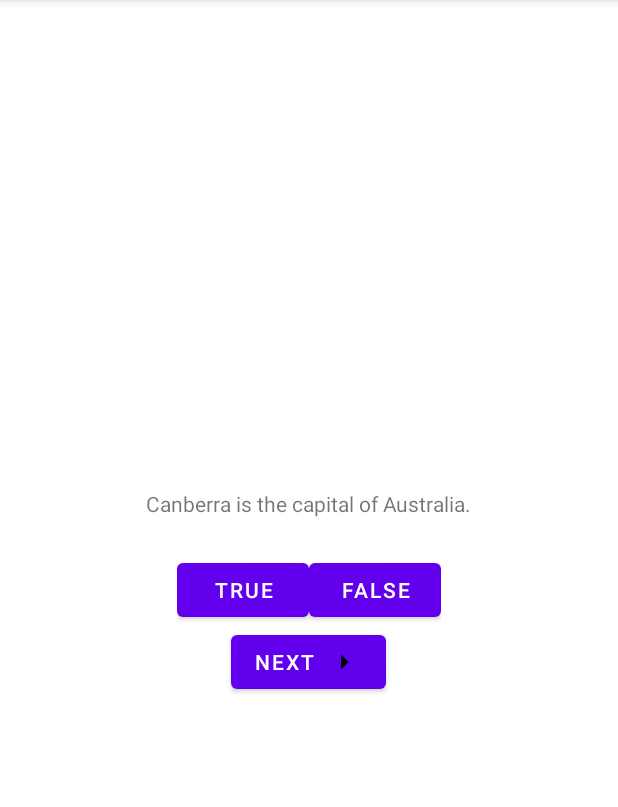
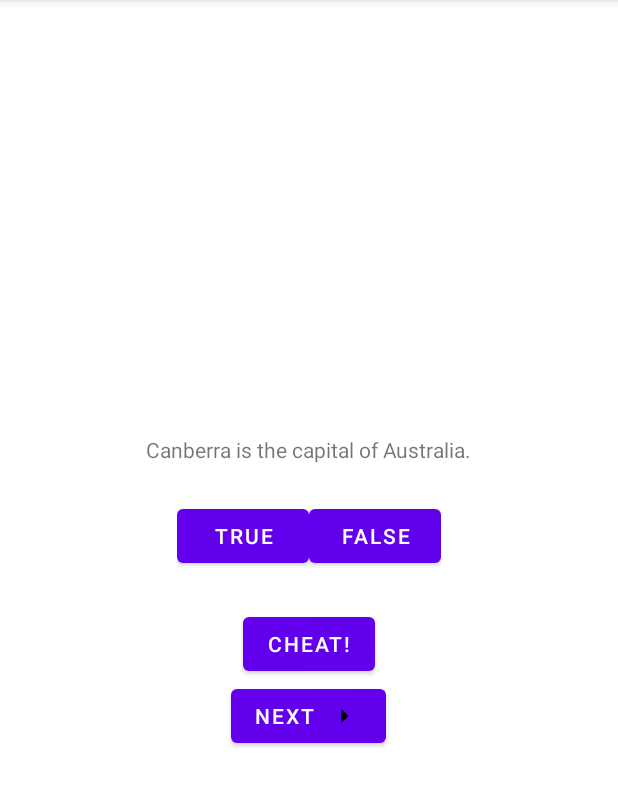
Before and after one commit to josericardojr/MobileProjectsExample, an Android app: the screen it shows after launch (MainActivity), after a tap on "FALSE", on a phone screen of 412 x 824 dp, the part 84-891 px from its top. Run offline under Robolectric (Android 15) with nearby library versions, the phone set to English and light mode, and no system bars; our stand-ins replace data binding.

Commit message:
Implementing a new Activity and transferring information to and from a child activity using registerForActivityResult

```diff
--- a/Quiz/app/src/main/AndroidManifest.xml
+++ b/Quiz/app/src/main/AndroidManifest.xml
@@ -14,6 +14,9 @@
         android:theme="@style/Theme.QuizGame"
         tools:targetApi="31">
         <activity
+            android:name=".CheatActivity"
+            android:exported="false" />
+        <activity
             android:name=".MainActivity"
             android:exported="true">
             <intent-filter>
--- a/Quiz/app/src/main/java/com/josericardojr/quizgame/MainActivity.java
+++ b/Quiz/app/src/main/java/com/josericardojr/quizgame/MainActivity.java
@@ -1,21 +1,26 @@
 package com.josericardojr.quizgame;
 
+import androidx.activity.result.ActivityResult;
+import androidx.activity.result.ActivityResultCallback;
+import androidx.activity.result.ActivityResultLauncher;
+import androidx.activity.result.contract.ActivityResultContracts;
 import androidx.appcompat.app.AppCompatActivity;
 import androidx.lifecycle.ViewModelProvider;
 
+import android.app.Activity;
+import android.content.Intent;
 import android.os.Bundle;
 import android.view.View;
 import android.widget.Toast;
 
 import com.josericardojr.quizgame.databinding.ActivityMainBinding;
 
-import java.util.List;
-
 
 public class MainActivity extends AppCompatActivity {
 
     ActivityMainBinding binding;
     private QuizViewModel quizViewModel;
+    private ActivityResultLauncher<Intent> activityResultLauncher;
 
     @Override
     protected void onCreate(Bundle savedInstanceState) {
@@ -23,8 +28,21 @@ public class MainActivity extends AppCompatActivity {
         binding = ActivityMainBinding.inflate(getLayoutInflater());
         setContentView(binding.getRoot());
 
-        // Get the ViewModel
-        quizViewModel = new ViewModelProvider(this).get(QuizViewModel.class);
+        activityResultLauncher = registerForActivityResult(
+                new ActivityResultContracts.StartActivityForResult(),
+                new ActivityResultCallback<ActivityResult>() {
+                    @Override
+                    public void onActivityResult(ActivityResult result) {
+                        if (result.getResultCode() == Activity.RESULT_OK){
+                            quizViewModel.setCheater(result.getData().getBooleanExtra(
+                                    CheatActivity.EXTRA_ANSWER_SHOWN, false));
+                        }
+                    }
+                });
+
+
+                // Get the ViewModel
+                quizViewModel = new ViewModelProvider(this).get(QuizViewModel.class);
 
         updateQuestion();
 
@@ -39,6 +57,19 @@ public class MainActivity extends AppCompatActivity {
             @Override
             public void onClick(View view) {
                 checkAnswer(false);
+            }
+        });
+
+        binding.cheatButton.setOnClickListener(new View.OnClickListener() {
+            @Override
+            public void onClick(View view) {
+                boolean answerIsTrue = quizViewModel.currentQuestionAnswer();
+
+                Intent intent = new Intent(MainActivity.this, CheatActivity.class);
+                intent.putExtra(CheatActivity.EXTRA_ANSWER_IS_TRUE, answerIsTrue);
+
+                activityResultLauncher.launch(intent);
+
             }
         });
 
@@ -59,8 +90,11 @@ public class MainActivity extends AppCompatActivity {
     private void checkAnswer(boolean userAnswer){
         boolean correct = quizViewModel.currentQuestionAnswer();
 
-        int messageResId = userAnswer == correct ? R.string.correct_toast
-                : R.string.incorrect_toast;
+        int messageResId = 0;
+
+        if (quizViewModel.isCheater()) messageResId = R.string.judgment_toast;
+        else if (userAnswer == correct) messageResId = R.string.correct_toast;
+        else messageResId = R.string.incorrect_toast;
 
         Toast.makeText(this, messageResId, Toast.LENGTH_SHORT).show();
     }
--- a/Quiz/app/src/main/java/com/josericardojr/quizgame/QuizViewModel.java
+++ b/Quiz/app/src/main/java/com/josericardojr/quizgame/QuizViewModel.java
@@ -14,6 +14,8 @@ public class QuizViewModel extends ViewModel {
     };
 
     int current_index = 0;
+    private boolean isCheater = false;
+
 
 
     public boolean currentQuestionAnswer(){
@@ -28,4 +30,11 @@ public class QuizViewModel extends ViewModel {
         current_index = (current_index + 1) % questions.length;
     }
 
+    public boolean isCheater() {
+        return isCheater;
+    }
+
+    public void setCheater(boolean cheater) {
+        isCheater = cheater;
+    }
 }
--- a/Quiz/app/src/main/res/layout/activity_main.xml
+++ b/Quiz/app/src/main/res/layout/activity_main.xml
@@ -41,6 +41,12 @@
         </LinearLayout>
 
         <Button
+            android:id="@+id/cheat_button"
+            android:layout_width="wrap_content"
+            android:layout_height="wrap_content"
+            android:layout_marginTop="24dp"
+            android:text="@string/cheat_button"/>
+        <Button
             android:id="@+id/next_button"
             android:layout_width="wrap_content"
             android:layout_height="wrap_content"
--- a/Quiz/app/src/main/res/values/strings.xml
+++ b/Quiz/app/src/main/res/values/strings.xml
@@ -11,4 +11,8 @@
     <string name="next_button">Next</string>
     <string name="correct_toast">Correct!</string>
     <string name="incorrect_toast">Incorrect!</string>
+    <string name="warning_text">Are you sure you want to do this?</string>
+    <string name="show_answer_button">Show Answer</string>
+    <string name="cheat_button">Cheat!</string>
+    <string name="judgment_toast">Cheating is wrong.</string>
 </resources>
```
Also changed, not shown: Quiz/app/src/main/java/com/josericardojr/quizgame/CheatActivity.java (added, +42 -0 lines), Quiz/app/src/main/res/layout/activity_cheat.xml (added, +37 -0 lines).
